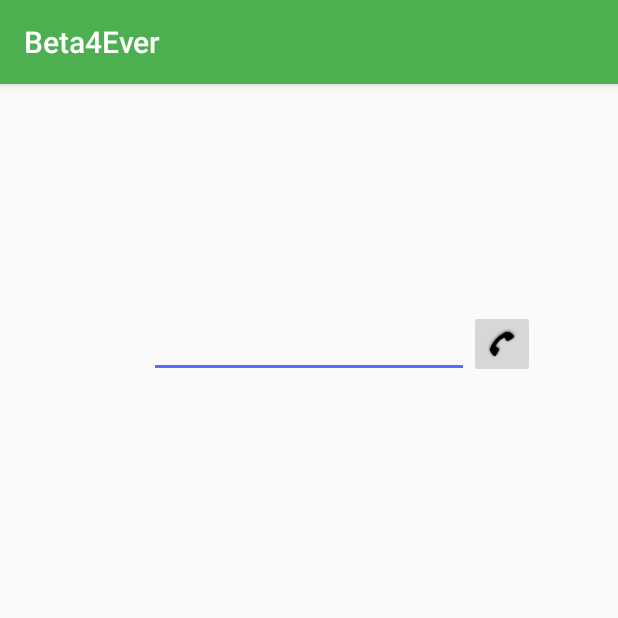
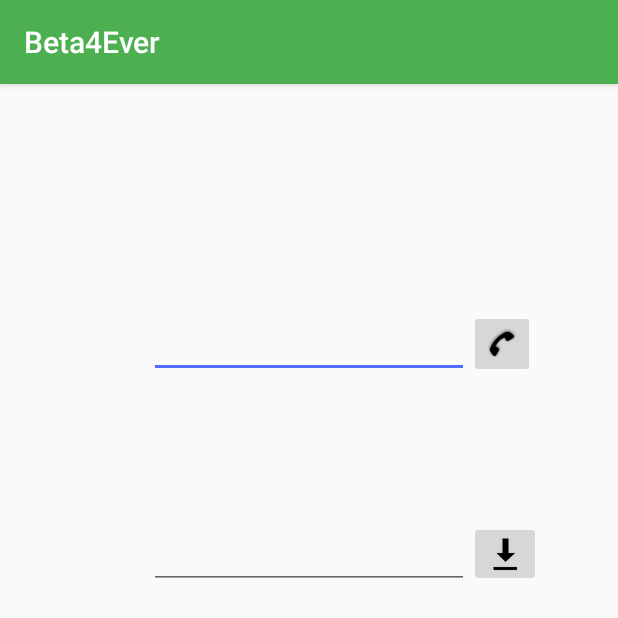
Before and after one commit to Leandro-Ariso/App0, an Android app: the SecondActivity screen opened directly, with no data from a screen before it, on a phone screen of 412 x 824 dp, the top half of it. Run offline under Robolectric (Android 15) with nearby library versions, the phone set to English and light mode, and no system bars.

Commit message:
12-10-18

```diff
--- a/app/src/main/java/multivac/app0/SecondActivity.java
+++ b/app/src/main/java/multivac/app0/SecondActivity.java
@@ -16,7 +16,10 @@ import android.widget.Toast;
 public class SecondActivity extends AppCompatActivity {
 
     private EditText phoneEditText;
+    private EditText webPageEditText;
     private ImageButton phoneCallButton;
+    private ImageButton webPageButton;
+
     private final int PHONE_CALL_CODE = 100;
 
     @Override
@@ -26,6 +29,8 @@ public class SecondActivity extends AppCompatActivity {
 
         phoneEditText = findViewById(R.id.SecondActivity_PhoneText);
         phoneCallButton = findViewById(R.id.SecondActivity_PhoneButton);
+        webPageEditText = findViewById(R.id.SecondActivity_WebText);
+        webPageButton = findViewById(R.id.SecondActivity_WebButton);
 
         phoneCallButton.setOnClickListener(new View.OnClickListener() {
             @Override
@@ -37,6 +42,20 @@ public class SecondActivity extends AppCompatActivity {
                     requestPermissions(new String[]{Manifest.permission.CALL_PHONE}, PHONE_CALL_CODE);
                 } else {
                     Toast.makeText(SecondActivity.this, "Ingrese un número de teléfono válido.", Toast.LENGTH_SHORT).show();
+                }
+            }
+        });
+
+        webPageButton.setOnClickListener(new View.OnClickListener() {
+            @Override
+            public void onClick(View view) {
+                String url = webPageEditText.getText().toString();
+
+                if (url != null && !url.isEmpty()) {
+                    Intent intentWeb = new Intent(Intent.ACTION_VIEW, Uri.parse("http://"+url));
+                    startActivity(intentWeb);
+                } else {
+                    Toast.makeText(SecondActivity.this, "Ingrese una URL válida.", Toast.LENGTH_SHORT).show();
                 }
             }
         });
--- a/app/src/main/res/layout/activity_second.xml
+++ b/app/src/main/res/layout/activity_second.xml
@@ -38,6 +38,31 @@
             app:layout_constraintVertical_bias="0.2"
             app:srcCompat="@android:drawable/stat_sys_phone_call" />
 
+        <EditText
+            android:id="@+id/SecondActivity_WebText"
+            android:layout_width="wrap_content"
+            android:layout_height="wrap_content"
+            android:ems="10"
+            android:inputType="text"
+            app:layout_constraintEnd_toEndOf="parent"
+            app:layout_constraintHorizontal_bias="0.5"
+            app:layout_constraintStart_toStartOf="parent"
+            app:layout_constraintTop_toTopOf="parent"
+            app:layout_constraintVertical_bias="0.4"
+            app:layout_constraintBottom_toBottomOf="parent"
+            />
+
+        <ImageButton
+            android:id="@+id/SecondActivity_WebButton"
+            android:layout_width="wrap_content"
+            android:layout_height="wrap_content"
+            android:tint="@android:color/background_dark"
+            app:layout_constraintBottom_toBottomOf="parent"
+            app:layout_constraintLeft_toRightOf="@+id/SecondActivity_WebText"
+            app:layout_constraintTop_toTopOf="parent"
+            app:layout_constraintVertical_bias="0.4"
+            app:srcCompat="@android:drawable/stat_sys_download" />
+
 
     </android.support.constraint.ConstraintLayout>
 
```
